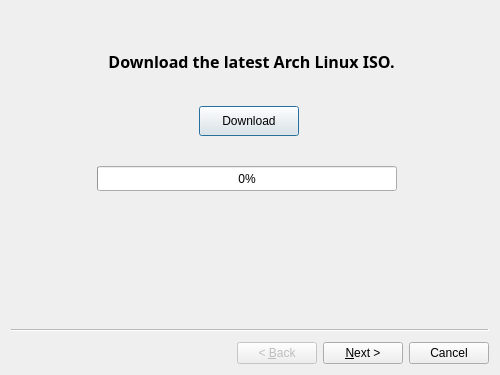
Old version of the form Installwizard.ui in the repository jacktenor/archhelp2.
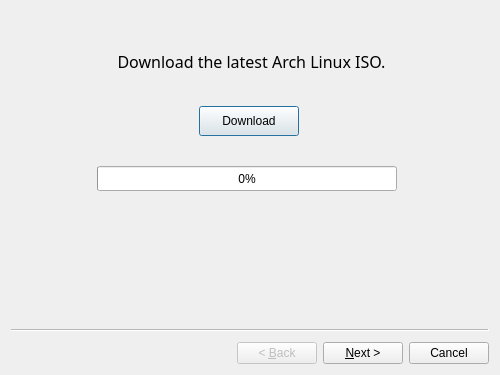
New version of the form.

Patch:
```diff
--- a/Installwizard.ui
+++ b/Installwizard.ui
@@ -43,7 +43,7 @@
       <family>Noto Sans</family>
       <pointsize>12</pointsize>
       <italic>false</italic>
-      <bold>true</bold>
+      <fontweight>DemiBold</fontweight>
      </font>
     </property>
     <property name="styleSheet">
```
Left out of the diff: 6 changed lines with no effect on the pictures.
